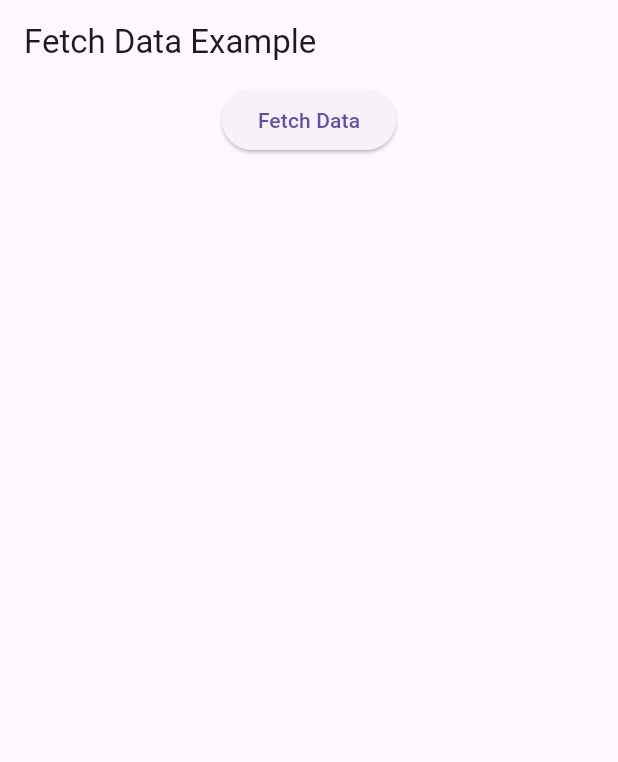
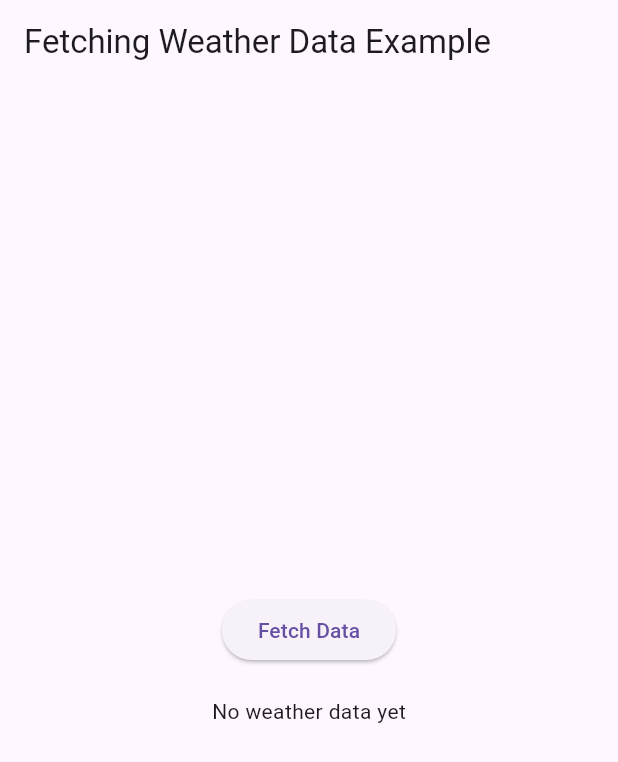
Before and after one commit to imiranda8186/cecs_453_lab_6, a Flutter app: the screen it shows after launch, after a tap on "Fetch Data", on a phone screen of 412 x 824 dp. Shown: the top 762 px of the screen. Run offline on Flutter 3.47's test engine with Material 3 defaults, Android fonts, the light colour scheme and no system bars; our stand-ins replace flutter_dotenv.

Commit message:
Basic Web Access created, formats relevant JSON data

```diff
--- a/lib/main.dart
+++ b/lib/main.dart
@@ -1,8 +1,11 @@
 import 'package:flutter/material.dart';
 import 'dart:convert';
 import 'package:http/http.dart' as http;
+import 'package:flutter_dotenv/flutter_dotenv.dart';
 
-void main() {
+void main() async{
+  WidgetsFlutterBinding.ensureInitialized();
+  await dotenv.load(fileName: ".env");
   runApp(const MainApp());
 }
 
@@ -14,61 +17,114 @@ class MainApp extends StatelessWidget {
   @override
   Widget build(BuildContext context) {
     return MaterialApp(
-      home: PostList(),
+      home: WeatherScreen(),
     );
   }
 }
 
-class PostList extends StatefulWidget{
-  @override
-  _PostListState createState() => _PostListState();
+//Custom class used to store the relevant data from the JSOn
+//So I don't have to manually parse the data in UI
+class Weather {
+  final String cityName;
+  final String condition;
+  final double temp;
+  final int humidity;
+  final double windSpeed;
+
+  Weather({
+    required this.cityName,
+    required this.condition,
+    required this.temp,
+    required this.humidity,
+    required this.windSpeed
+  });
+
+  factory Weather.fromJson(Map<String, dynamic> json){
+    return Weather(
+      cityName: json['name'],
+      condition: json['weather'][0]['description'],
+      temp: json['main']['temp'].toDouble(),
+      humidity: json['main']['humidity'],
+      windSpeed: json['wind']['speed'].toDouble(),
+    );
+  }
 }
 
-class _PostListState extends State<PostList> {
-  List<dynamic> _postData = [];
+class WeatherService {
+  Future<Weather> fetchWeather(String city) async {
+    final apiKey = dotenv.env['API_KEY'];
 
-  Future<void> fetchData() async {
-    final url = Uri.parse(
-          'https://jsonplaceholder.typicode.com/posts');
-    final response = await http.get(url);
+    if (apiKey == null || apiKey.isEmpty){
+      throw Exception('API key is missing. Check .env');
+    }
+
+    final response = await http.get(Uri.parse(
+      'https://api.openweathermap.org/data/2.5/weather?q=$city&appid=$apiKey&units=metric'
+    ));
+    print(response.statusCode);
     print(response.body);
+    if (response.statusCode==200) {
+      final jsonData = jsonDecode(response.body);
+      return Weather.fromJson(jsonData);
+    } else {
+      throw Exception('Failed to load weather data');
+    }
+  }
 
-    if (response.statusCode == 200) {
-      setState(() {
-        _postData = jsonDecode(response.body);
-      });
-    }
-      else {
-        throw Exception('Failed to load data');
-      }
+}
+
+class WeatherScreen extends StatefulWidget {
+  @override
+  _WeatherScreenState createState() => _WeatherScreenState();
+}
+
+class _WeatherScreenState extends State<WeatherScreen> {
+  String city = "Sacramento";
+  final WeatherService _weatherService = WeatherService();
+  Weather? weatherData;
+
+  Future<void> getWeather() async {
+    final data = await _weatherService.fetchWeather(city);
+
+    setState((){
+      weatherData = data;
+    });
   }
 
   @override
-  Widget build(BuildContext context){
+  Widget build(BuildContext context) {
     return Scaffold(
       appBar: AppBar(
-        title: Text('Fetch Data Example')
+        title: Text('Fetching Weather Data Example')
       ),
       body: Center(
         child: Column(
           mainAxisAlignment: MainAxisAlignment.center,
           children: [
-            ElevatedButton(onPressed: fetchData, child: Text('Fetch Data')
+            ElevatedButton(
+              onPressed: getWeather,
+              child: const Text('Fetch Data')
             ),
+            SizedBox(height: 20),
+            Column(
+              children: [
+                if (weatherData == null)
+                  Text('No weather data yet')
+                else
+                Column(
+                  children: [
+                    Text(weatherData!.cityName),
+                    Text(weatherData!.condition),
+                    Text('${weatherData!.temp} (Celcius)'),
+                    Text('Humidity: ${weatherData!.humidity}%'),
+                    Text('Wind Speed: ${weatherData!.windSpeed} m/s')
 
-            const SizedBox(height: 20),
+                  ]
+                )
 
-            Expanded(
-              child: ListView.builder(
-                itemCount: _postData.length,
-                itemBuilder: (context, index){
-                  return ListTile(
-                    title: Text(_postData[index]['title'])
-                  );
-                },
-              )
+              ]
             )
-          ],
+          ]
         )
       )
     );
--- a/pubspec.yaml
+++ b/pubspec.yaml
@@ -9,6 +9,7 @@ environment:
 dependencies:
   flutter:
     sdk: flutter
+  flutter_dotenv: ^6.0.1
   http: ^1.6.0
 
 dev_dependencies:
@@ -18,3 +19,5 @@ dev_dependencies:
 
 flutter:
   uses-material-design: true
+  assets:
+    - .env
```
Also changed, not shown: pubspec.lock.
